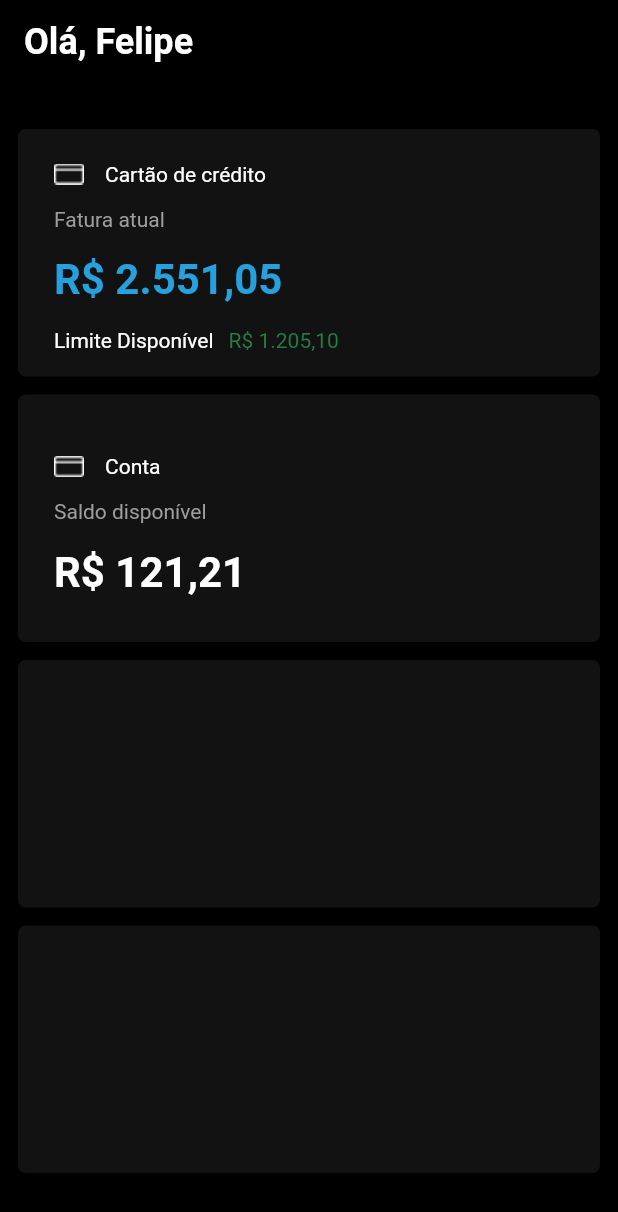
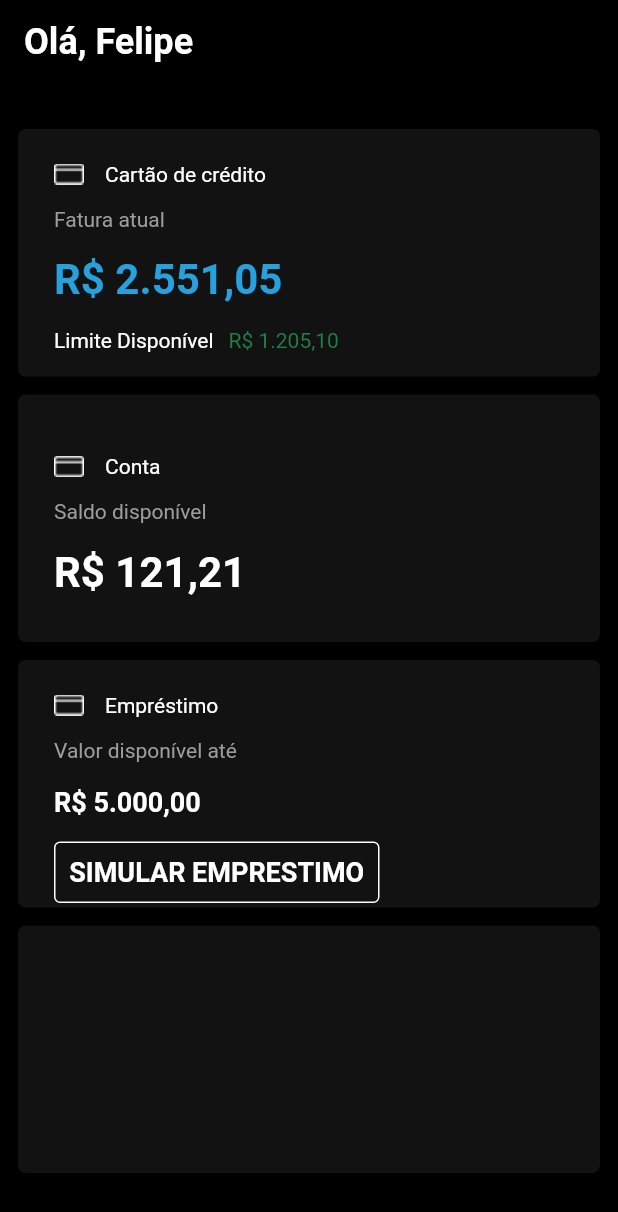
Before and after one commit to EduardoAkira18/NubankFigma, a Flutter app: the screen it shows after launch, on a phone screen of 412 x 824 dp. Shown: the top 1212 px of the screen. Run offline on Flutter 3.47's test engine with Material 2 defaults, Android fonts, the phone set to English and light mode, and no system bars; statements that could not run were skipped.

Commit message:
Criação do Container Emprestimo

```diff
--- a/lib/home/containers/container_emprestimo.dart
+++ b/lib/home/containers/container_emprestimo.dart
@@ -1,3 +1,6 @@
+import 'dart:ui';
+
+import 'package:flutter/cupertino.dart';
 import 'package:flutter/material.dart';
 
 class ContainerEmprestimo extends StatelessWidget {
@@ -14,6 +17,65 @@ class ContainerEmprestimo extends StatelessWidget {
           borderRadius: BorderRadius.circular(5),
           color: const Color(0xFF121212),
         ),
+        child: Padding(
+          padding: EdgeInsets.only(left: 24),
+          child: Column(
+            crossAxisAlignment: CrossAxisAlignment.start,
+            children: [
+              Padding(
+                padding: const EdgeInsets.only(top: 22, bottom: 14),
+                child: Row(
+                  children: [
+                    Image.asset("images/cartao.png"),
+                    const SizedBox(
+                      width: 14,
+                    ),
+                    const Text(
+                      "Empréstimo",
+                      style: TextStyle(color: Colors.white),
+                    )
+                  ],
+                ),
+              ),
+              const Text(
+                "Valor disponível até",
+                style: TextStyle(color: Color(0xFF9E9C9C)),
+              ),
+              const SizedBox(
+                height: 16,
+              ),
+              const Text(
+                "R\$ 5.000,00",
+                style: TextStyle(
+                    color: Colors.white,
+                    fontSize: 18,
+                    fontWeight: FontWeight.bold),
+              ),
+              const SizedBox(
+                height: 16,
+              ),
+              Container(
+                decoration: BoxDecoration(
+                  color: Colors.transparent,
+                  borderRadius: BorderRadius.circular(4),
+                  border: Border.all(color: Colors.white),
+                ),
+                width: 217,
+                height: 41,
+                child: const Center(
+                  child: Text(
+                    "SIMULAR EMPRESTIMO",
+                    style: TextStyle(
+                      color: Colors.white,
+                      fontSize: 18,
+                      fontWeight: FontWeight.bold,
+                    ),
+                  ),
+                ),
+              ),
+            ],
+          ),
+        ),
       ),
     );
   }
```
